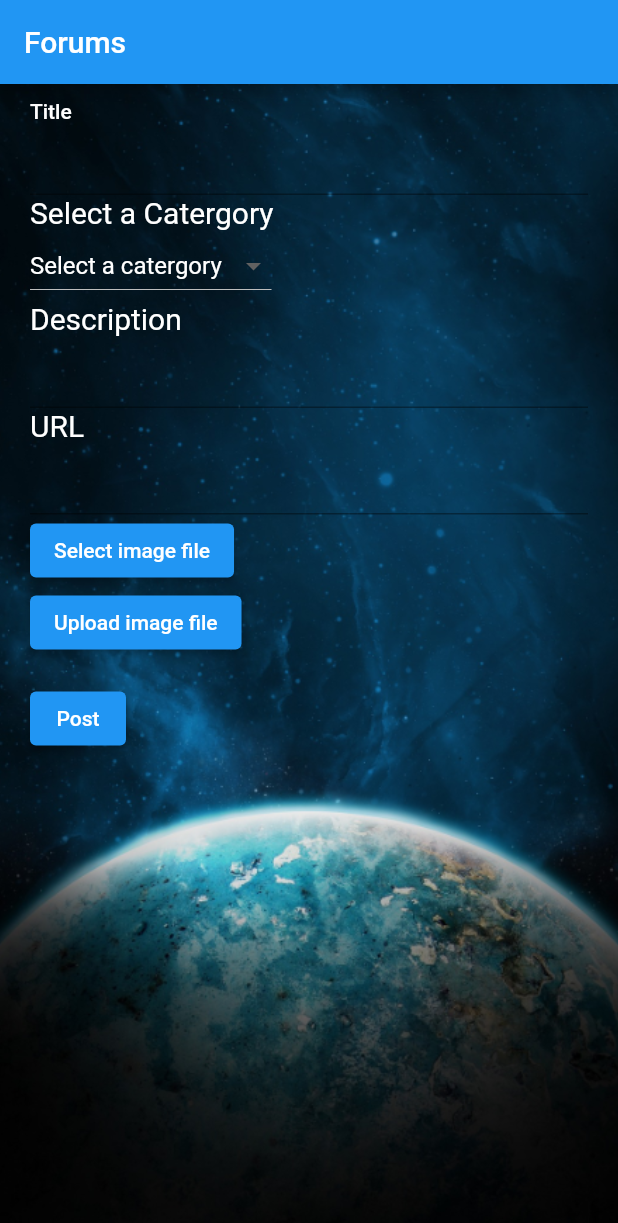
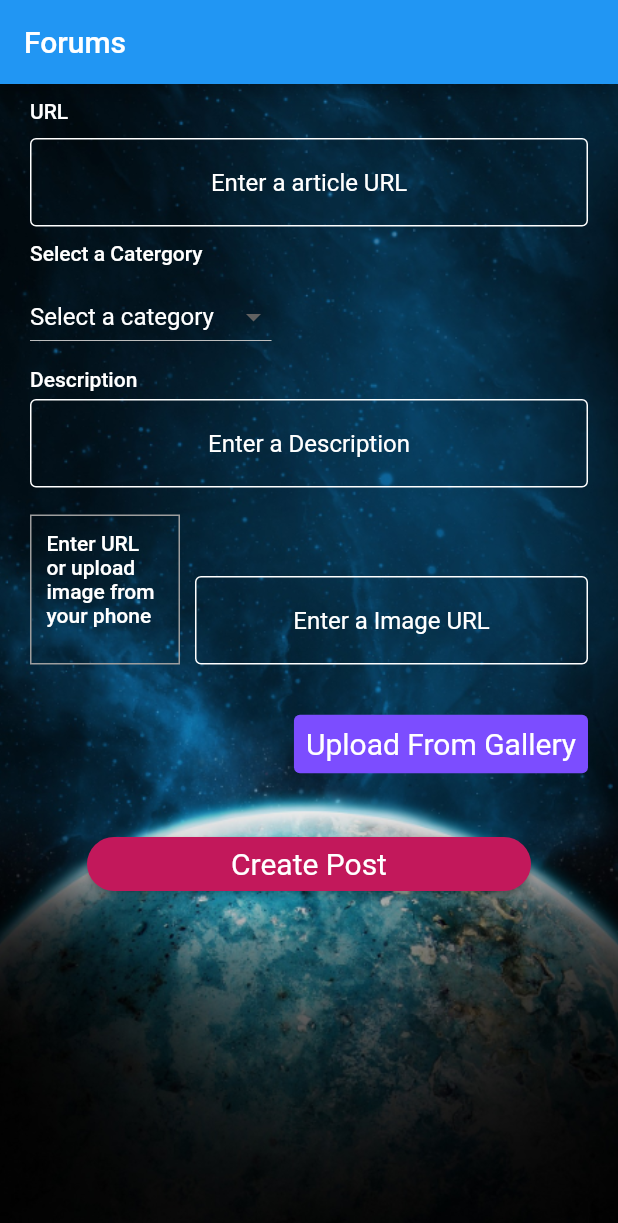
Before and after one commit to moehared/Climate-awareness-V2, a Flutter app: the ForumView screen opened directly, on a phone screen of 412 x 824 dp. Shown: the top 1223 px of the screen. Run offline on Flutter 3.47's test engine with Material 2 defaults, Android fonts, the phone set to English and light mode, and no system bars; our stand-ins replace cloud_firestore, file_picker, firebase_auth, firebase_core, firebase_storage, flutter_animation_progress_bar and 4 more; accounts and stored records are empty.

Commit message:
feat: post features

```diff
--- a/app/lib/common/styles/textfield-form.dart
+++ b/app/lib/common/styles/textfield-form.dart
@@ -24,6 +24,26 @@ const kTextFieldform = InputDecoration(
   ),
 );
 
+const userPostFormStyle = InputDecoration(
+  contentPadding: EdgeInsets.symmetric(vertical: 20, horizontal: 10),
+  labelStyle: TextStyle(color: Colors.white),
+  hintText: "value",
+  hintStyle: TextStyle(color: Colors.white),
+  errorStyle: TextStyle(
+    fontSize: 15,
+    fontWeight: FontWeight.bold,
+    backgroundColor: Color(0xFFd4e3d3),
+    fontStyle: FontStyle.italic,
+  ),
+  alignLabelWithHint: true,
+  enabledBorder: OutlineInputBorder(
+    borderSide: BorderSide(color: Colors.white, width: 1),
+  ),
+  focusedBorder: OutlineInputBorder(
+    borderSide: BorderSide(color: Colors.white, width: 1),
+  ),
+);
+
 const kTextTitleStyle = TextStyle(
   fontSize: 20,
   fontWeight: FontWeight.bold,
--- a/app/lib/domain/models/user_post_model.dart
+++ b/app/lib/domain/models/user_post_model.dart
@@ -1,96 +1,115 @@
 import 'dart:convert';
 
-
 class UserPostModel {
+  final String postId;
   final String userId;
-  final String title;
   final String description;
   final String url;
   final String imageUrl;
   final String imagePath;
   final String type;
-  final String user;
   final String category;
- // final String updatedDate;
-  String date;
-
+  final String date;
   UserPostModel({
-    this.user ="",
+    required this.postId,
     required this.userId,
-    required this.category,
-    required this.title,
     required this.description,
     required this.url,
     required this.imageUrl,
     required this.imagePath,
     required this.type,
-    this.date ="",
+    required this.category,
+    required this.date,
   });
 
+
   UserPostModel copyWith({
-   String ? userId,
-   String  ? title,
-   String ? description,
-   String ? url,
-   String ? imageUrl,
-   String ? imagePath,
-   String ? type,
-   String ? user,
-   String ?category
-  })
-  {
+    String? postId,
+    String? userId,
+    String? description,
+    String? url,
+    String? imageUrl,
+    String? imagePath,
+    String? type,
+    String? category,
+    String? date,
+  }) {
     return UserPostModel(
+      postId: postId ?? this.postId,
       userId: userId ?? this.userId,
-    category: category ?? this.category,
-    user: user ?? this.user,
-    title: title ?? this.title,
       description: description ?? this.description,
       url: url ?? this.url,
       imageUrl: imageUrl ?? this.imageUrl,
       imagePath: imagePath ?? this.imagePath,
-    type: type ?? this.type );
+      type: type ?? this.type,
+      category: category ?? this.category,
+      date: date ?? this.date,
+    );
   }
 
-//Take saved values in local variable and return a map
   Map<String, dynamic> toMap() {
     return {
+      'postId': postId,
       'userId': userId,
-      'username': user,
-      'category': category,
-      'title': title,
       'description': description,
       'url': url,
       'imageUrl': imageUrl,
       'imagePath': imagePath,
       'type': type,
-      'dateCreated': date,
+      'category': category,
+      'date': date,
     };
   }
 
-// named constuctor: retrieve values and save it to local variables
-  factory UserPostModel.fromMap(Map<String, dynamic> map){
+  factory UserPostModel.fromMap(Map<String, dynamic> map) {
     return UserPostModel(
-      userId: map["userId"],
-      user: map["username"],
-      category: map["category"],
-      title: map["title"],
-      description: map["description"],
-      url: map["url"],
-      imageUrl: map["imageUrl"],
-      imagePath: map["imagePath"],
-      type: map["type"],
-      date: map["dateCreated"],
+      postId: map['postId'] ?? '',
+      userId: map['userId'] ?? '',
+      description: map['description'] ?? '',
+      url: map['url'] ?? '',
+      imageUrl: map['imageUrl'] ?? '',
+      imagePath: map['imagePath'] ?? '',
+      type: map['type'] ?? '',
+      category: map['category'] ?? '',
+      date: map['date'] ?? '',
     );
   }
 
+  String toJson() => json.encode(toMap());
 
+  factory UserPostModel.fromJson(String source) => UserPostModel.fromMap(json.decode(source));
 
+  @override
+  String toString() {
+    return 'UserPostModel(postId: $postId, userId: $userId, description: $description, url: $url, imageUrl: $imageUrl, imagePath: $imagePath, type: $type, category: $category, date: $date)';
+  }
 
+  @override
+  bool operator ==(Object other) {
+    if (identical(this, other)) return true;
 
+    return other is UserPostModel &&
+      other.postId == postId &&
+      other.userId == userId &&
+      other.description == description &&
+      other.url == url &&
+      other.imageUrl == imageUrl &&
+      other.imagePath == imagePath &&
+      other.type == type &&
+      other.category == category &&
+      other.date == date;
+  }
 
-
-
-
-
-
+  @override
+  int get hashCode {
+    return postId.hashCode ^
+      userId.hashCode ^
+      description.hashCode ^
+      url.hashCode ^
+      imageUrl.hashCode ^
+      imagePath.hashCode ^
+      type.hashCode ^
+      category.hashCode ^
+      date.hashCode;
   }
+}
--- a/app/lib/domain/services/database_services/post_service.dart
+++ b/app/lib/domain/services/database_services/post_service.dart
@@ -1,5 +1,6 @@
 import 'package:app/domain/models/user_post_model.dart';
 import 'package:app/domain/services/repository/repo_interface.dart';
+import 'package:flutter/foundation.dart';
 
 class PostDatabaseService {
   final RepositoryInterface<UserPostModel> repository;
@@ -7,8 +8,8 @@ class PostDatabaseService {
 
 
   void createNewPost(UserPostModel userPostModel) async{
-
-
+    repository.create(userPostModel);
+    //print(userPostModel.toMap().toString());
   }
 
 }
--- a/app/lib/domain/viewmodel/forum-posts-viewmodel/forum_posts_viewmodel.dart
+++ b/app/lib/domain/viewmodel/forum-posts-viewmodel/forum_posts_viewmodel.dart
@@ -3,88 +3,91 @@ import 'package:app/domain/services/database_services/post_service.dart';
 import 'package:app/domain/services/locator.dart';
 import 'package:app/domain/viewmodel/base_viewmodel/baseview_model.dart';
 import 'package:app/domain/models/user_post_model.dart';
-import 'package:cloud_firestore/cloud_firestore.dart';
-import 'package:firebase_auth/firebase_auth.dart';
-import 'package:firebase_core/firebase_core.dart';
 import 'package:flutter/cupertino.dart';
 import 'package:file_picker/file_picker.dart';
+import 'package:flutter/services.dart';
 import 'dart:io';
-import 'package:http/http.dart' as http;
-import 'package:file_picker/file_picker.dart';
 import 'package:path/path.dart';
-import 'package:firebase_storage/firebase_storage.dart';
+import 'package:image_picker/image_picker.dart';
 import 'package:app/domain/services/database_services/account_service.dart';
 
-
-
-
-class ForumPostViewModel extends BaseViewModel{
+class ForumPostViewModel extends BaseViewModel {
   var _validUrlPath = false;
   var _validImagePath = false;
   var _uploadToFireBase = false;
+  final _imageUrlController = TextEditingController();
   var errorUrl = false;
   var mediaError = false;
+  var isUserUpload = false;
 
-  File ? file;
+  File? _image;
 
   final _userAuthService = locator<AuthService>();
   final _userPostService = locator<PostDatabaseService>();
 
+  final imagePicker = ImagePicker();
 
   final _formKey = GlobalKey<FormState>();
 
-  Future selectFile() async{
-    final result = await FilePicker.platform.pickFiles(allowMultiple: false );
-    if(result == null)return;
-    final path = result.files.single.path!;
-    file = File(path);
-    if(file == null)return "Add a image";
-  }
-
-  Future uploadFile() async{
-    if (file == null) return;
-
-    final fileName = basename(file!.path);
-    final destination = 'Path To firebase/$fileName';
-  }
-
-
   UserPostModel _userPostModel = UserPostModel(
+      postId: "",
       userId: "",
-    user: "",
       category: "",
-    title: "",
       description: "",
       url: "",
       imageUrl: "",
       imagePath: "",
-    type: ""
-  );
+      type: "",
+      date: "");
+
+  File? get image => _image;
+
+  TextEditingController get imageController => _imageUrlController;
 
   set setUserPostObj(UserPostModel copy) {
     _userPostModel = copy;
   }
 
-
-  UserPostModel get userPostsModel =>  _userPostModel;
-
-
-
+  UserPostModel get userPostsModel => _userPostModel;
 
   GlobalKey<FormState> get formkey => _formKey;
 
-  void submit(context) async {
-    if (!_formKey.currentState!.validate()) {
+  void submit() async {
+    final isValid = _formKey.currentState!.validate();
+    final date = DateTime.now().toString();
+    var dateParse = DateTime.parse(date);
+    var formattedDate = "${dateParse.day}-${dateParse.month}-${dateParse.year}-${dateParse.hour}-${dateParse.minute}-${dateParse.second}";
+
+//if not valid print and return else create the post
+    if (!isValid) {
+      print("Not valid formKEy");
       return;
     }
-    _formKey.currentState!.save();
- //   _userPostService.createNewPost(userPostModel)
+    //TODO: Clear forum once submitted, also give feedback either post failed or success
+    if(_image != null){
+    setUserPostObj = userPostsModel.copyWith(imagePath: _image?.path);
+    }
+    if(_imageUrlController.text.isNotEmpty){
+          setUserPostObj = userPostsModel.copyWith(imageUrl: imageController.text);
     }
 
+    _formKey.currentState?.save();
+    setUserPostObj = userPostsModel.copyWith(date: formattedDate);
+    setUserPostObj = userPostsModel.copyWith(userId: _userAuthService.currentUser.get()?.uid);
 
+    _userPostService.createNewPost(userPostsModel);
+  }
 
-
-
-
-
+  Future pickImage() async {
+    try {
+      final image = await ImagePicker().pickImage(source: ImageSource.gallery);
+      if (image == null) return;
+      _image = File(image.path);
+      isUserUpload = true;
+      setUserPostObj = userPostsModel.copyWith(imagePath: image.path);
+      notifyListeners();
+    } on PlatformException catch (e) {
+      print("failed to pick image: $e");
     }
+  }
+}
--- a/app/lib/main.dart
+++ b/app/lib/main.dart
@@ -18,7 +18,7 @@ class MyApp extends StatelessWidget {
   @override
   Widget build(BuildContext context) {
     return MaterialApp(
-      debugShowCheckedModeBanner: false,
+      debugShowCheckedModeBanner: true,
       theme: ThemeData(
         primaryColor: const Color(0xFF512da8),
         primaryColorDark: const Color(0xff140078),
--- a/app/lib/ui/views/forum-view/forum-posts.dart
+++ b/app/lib/ui/views/forum-view/forum-posts.dart
@@ -3,8 +3,7 @@ import 'package:app/ui/widgets/image-widgets/background_image.dart';
 import 'package:flutter/material.dart';
 import 'package:app/domain/viewmodel/buildView_modelTemplate.dart/buildView_modelTemplate.dart';
 import 'package:app/domain/viewmodel/forum-posts-viewmodel/forum_posts_viewmodel.dart';
-import 'package:app/ui/widgets/forum-post-widget/drop-down-widget.dart';
-import 'package:app/domain/models/user_post_model.dart';
+
 
 class ForumView extends StatelessWidget {
   static const routeName = '/ForumView';
@@ -19,6 +18,7 @@ class ForumView extends StatelessWidget {
           automaticallyImplyLeading: false,
           title: const Text('Forums'),
         ),
+
         body: BackgroundImage(
           backgroundImage: "images/space2.png",
           child: SafeArea(
--- a/app/lib/ui/widgets/forum-post-widget/create-post-widget.dart
+++ b/app/lib/ui/widgets/forum-post-widget/create-post-widget.dart
@@ -1,26 +1,26 @@
-import 'package:app/domain/services/repository/post_firebase_repository.dart';
-import 'package:app/domain/viewmodel/buildView_modelTemplate.dart/buildView_modelTemplate.dart';
+import 'dart:io';
+import 'package:app/common/styles/textfield-form.dart';
+import 'package:app/ui/widgets/button-widget/login-sign-button.dart';
 import 'package:flutter/material.dart';
 import 'package:app/ui/widgets/forum-post-widget/drop-down-widget.dart';
 import 'package:app/domain/viewmodel/forum-posts-viewmodel/forum_posts_viewmodel.dart';
-import 'package:path/path.dart';
-import 'package:async/async.dart';
-import 'dart:io';
-import 'package:http/http.dart' as http;
 import 'package:app/common/utils/input_validator.dart';
+import 'package:app/ui/widgets/reusable-widget/build_button.dart';
+import 'package:flutter/services.dart';
 
 
 class CreateForumPost extends StatelessWidget {
-  CreateForumPost({
+  const CreateForumPost({
     required this.model,
     Key? key,
   }) : super(key: key);
 
- final  ForumPostViewModel model;
+  final ForumPostViewModel model;
+
 
   @override
   Widget build(BuildContext context) {
- return Padding(
+    return Padding(
       padding: const EdgeInsets.symmetric(vertical: 10, horizontal: 20),
       child: Form(
         key: model.formkey,
@@ -28,35 +28,60 @@ class CreateForumPost extends StatelessWidget {
           mainAxisAlignment: MainAxisAlignment.start,
           crossAxisAlignment: CrossAxisAlignment.start,
           children: [
-            Text("Title",
-                  style:Theme.of(context).textTheme.bodyText1,),
+            Text(
+              "URL",
+              style: Theme.of(context).textTheme.bodyText1,
+            ),
+            const SizedBox(
+              height: 10,
+            ),
             TextFormField(
-              textInputAction: TextInputAction.next,
-              keyboardType: TextInputType.text,
+              style: TextStyle(color: Colors.white),
               textAlign: TextAlign.center,
+              decoration: userPostFormStyle.copyWith(hintText: "Enter a article URL"),
+              maxLines: null,
               onFieldSubmitted: (_) {},
-              validator: (titleName) {
-                if (titleName!.isEmpty) {
-                  return "Add a Title";
-                }
-                return null;
-              },
-              onSaved: (titleName) {
-                model.setUserPostObj = model.userPostsModel.
-                copyWith(title: titleName);
+              //validator: (url) {
+              //   if (url!.isEmpty) {
+               //    return "Add a article url";
+               //  } else if (!url.isValidUrl()) {
+               //  return "Enter a Valid URL in the form of https://wwww.Example.com";
+               // }
+             // },
+              onSaved: (postUrl) {
+                model.setUserPostObj =
+                    model.userPostsModel.copyWith(url: postUrl);
               },
             ),
-
-            Text("Select a Catergory",
-            style: TextStyle(fontSize: 20, color: Colors.white)
+            const SizedBox(
+              height: 10,
             ),
-            DropDownMenuWidget(),
-
-            Text("Description",
-
-                  style: TextStyle(fontSize: 20, color: Colors.white,)
-                  ),
+            Text(
+              "Select a Catergory",
+              style: Theme.of(context).textTheme.bodyText1,
+            ),
+            const SizedBox(
+              height: 10,
+            ),
+            DropDownMenuWidget(onChanged: (dropDownValue) {
+              debugPrint("Drop down value" + dropDownValue);
+              model.setUserPostObj =
+                  model.userPostsModel.copyWith(category: dropDownValue);
+            }),
+            const SizedBox(
+              height: 10,
+            ),
+            Text(
+              "Description",
+              style: Theme.of(context).textTheme.bodyText1,
+            ),
+            const SizedBox(
+              height: 5,
+            ),
             TextFormField(
+              style: TextStyle(color: Colors.white),
+              decoration:
+                  userPostFormStyle.copyWith(hintText: "Enter a Description"),
               maxLines: null,
               textInputAction: TextInputAction.next,
               keyboardType: TextInputType.text,
@@ -68,53 +93,104 @@ class CreateForumPost extends StatelessWidget {
                 }
                 return null;
               },
-              onSaved: (description){
-                model.setUserPostObj = model.userPostsModel.
-                copyWith(description: description);
+              onSaved: (description) {
+                model.setUserPostObj = model.userPostsModel
+                    .copyWith(description: description);
               },
             ),
-            Text("URL",
-                  style: TextStyle(fontSize: 20, color: Colors.white,),),
-            TextFormField(
-              maxLines: null,
-              onFieldSubmitted: (_){},
-              validator: (url){
-                if(url!.isEmpty){
-                  return "Add a article url";
-                }
-                else if(!url.isValidUrl())
-                {
-                  return "Enter a Valid URL in the form of https://wwww.Example.com";
-                }
-              },
-              onSaved:(postUrl){
-                model.setUserPostObj = model.userPostsModel.
-                copyWith(url: postUrl);
-              },
+            const SizedBox(
+              height: 10,
             ),
-            ElevatedButton(onPressed: model.selectFile,
+            Row(
+              mainAxisSize: MainAxisSize.min,
+              crossAxisAlignment: CrossAxisAlignment.end,
+              children: [
+                // _image != null && _imageUrlController.text.isEmpty
+               if (model.isUserUpload)
 
-            child: const Text("Select image file")
+                      Container(
+                        width: 100.0,
+                        height: 100.0,
+                        margin: EdgeInsets.only(right: 10),
+                        decoration: BoxDecoration(
+                          image: DecorationImage(
+                              fit: BoxFit.cover,
+                              image: FileImage(model.image as File)
+
+                           ),
+                        ),
+                      ),
+
+                    // _image == null && _imageUrlController.text.isNotEmpty
+                    if (model.isUserUpload == false)
+                      Container(
+                        width: 100,
+                        height: 100,
+                        margin: EdgeInsets.only(top: 8, right: 10),
+                        decoration: BoxDecoration(
+                          border: Border.all(width: 1, color: Colors.grey),
+                        ),
+                        child: model.imageController.text.isEmpty
+                            ? Padding(
+                                padding: const EdgeInsets.all( 10.0),
+                                child: Text(
+                                    'Enter URL or upload image from your phone',style: Theme.of(context).textTheme.bodyText1,),
+                              )
+                            : Image.network(
+                                model.imageController.text,
+                                fit: BoxFit.cover,
+                              ),
+                      ),
+
+                Expanded(
+                  child: TextFormField(
+                    controller: model.imageController,
+                    style: TextStyle(color: Colors.white),
+                    decoration: userPostFormStyle.copyWith(
+                    hintText: "Enter a Image URL"),
+                    maxLines: null,
+                    textInputAction: TextInputAction.next,
+                    keyboardType: TextInputType.text,
+                    textAlign: TextAlign.center,
+                    onFieldSubmitted: (_) {},
+                      //  validator: (url) {
+                      //   if (url!.isEmpty) {
+                      //     return "Add a article url";
+                      //   } else if (!url.isValidUrl()) {
+                      //   return "Enter a Valid URL in the form of https://wwww.Example.com";
+                      //   }
+                      // },
+                    onSaved: (imageURL) {
+                      model.setUserPostObj = model.userPostsModel
+                          .copyWith(imageUrl: imageURL);
+                    },
+                  ),
+                ),
+              ],
+            ),
+            const SizedBox(
+              height: 5,
             ),
 
-            ElevatedButton(onPressed:(){},
-            child: const Text("Upload image file")
+            const SizedBox(height: 24),
+            Align(
+              alignment: Alignment.centerRight,
+              child: BuildButton(
+                  title: "Upload From Gallery",
+                  icon: Icons.image_outlined,
+                  onClicked: () => model.pickImage()),
+            ),
+            const SizedBox(height: 24),
+
+            Padding(
+              padding: const EdgeInsets.all(8.0),
+              child: LoginOrSignUpButton(title: 'Create Post', onPress: model.submit,/* isBusy: widget.model.viewState == ViewState.BUSY,*/)
             ),
 
-            Padding(
-              padding: const EdgeInsets.symmetric(vertical: 16.0),
-              child: ElevatedButton(onPressed:(){
-                model.submit(context);
-                ScaffoldMessenger.of(context).showSnackBar(const SnackBar(content: Text("Posting")));
-              }, child: const Text("Post")),
-              )
+
           ],
-      ),
+        ),
       ),
     );
   }
-
-
-
-
 }
--- a/app/lib/ui/widgets/forum-post-widget/drop-down-widget.dart
+++ b/app/lib/ui/widgets/forum-post-widget/drop-down-widget.dart
@@ -1,14 +1,17 @@
 import 'package:flutter/material.dart';
 
+typedef OnChangeCallback = void Function(dynamic value);
+class DropDownMenuWidget extends StatefulWidget {
 
-class DropDownMenuWidget extends StatefulWidget {
+  final OnChangeCallback onChanged;
+
+  DropDownMenuWidget({ required this.onChanged});
+
   @override
   _DropDownState createState() => _DropDownState();
 
 
 }
-
-
 
 class _DropDownState extends State<DropDownMenuWidget> {
   String? dropdownValue;
@@ -16,7 +19,8 @@ class _DropDownState extends State<DropDownMenuWidget> {
   Widget build(BuildContext context) {
   return DropdownButton<String>(
       value: dropdownValue,
-      hint: Text('Select a catergory',
+      dropdownColor: Theme.of(context).colorScheme.secondary,
+      hint: Text('Select a category',
       style: TextStyle(color: Colors.white),
       ),
       icon: const Icon(Icons.arrow_drop_down),
@@ -24,18 +28,17 @@ class _DropDownState extends State<DropDownMenuWidget> {
         setState(() {
           dropdownValue = newValue!;
         });
+          widget.onChanged(dropdownValue);
       },
       items: <String>['Environment', 'Climate Awareness', 'Other', 'More']
           .map<DropdownMenuItem<String>>((String value) {
         return DropdownMenuItem<String>(
           value: value,
-          child: Text(value,style: TextStyle(color: Colors.black)),
+          child: Text(value,style: TextStyle(color: Colors.white)),
         );
       }).toList(),
     );
 
   }
 
-
-
 }
--- /dev/null
+++ b/app/lib/ui/widgets/reusable-widget/build_button.dart
@@ -0,0 +1,35 @@
+import 'package:flutter/material.dart';
+class BuildButton extends StatelessWidget{
+    final String title;
+    final IconData icon;
+    final VoidCallback onClicked;
+
+    BuildButton({
+    required this.title,
+    required this.icon,
+    required this.onClicked,
+    });
+
+
+  @override
+  Widget build(BuildContext context) {
+    return TextButton(
+      style: ElevatedButton.styleFrom(
+        primary: Colors.deepPurpleAccent,
+        onPrimary: Colors.white,
+        textStyle: TextStyle(fontSize: 20),
+      ),
+      child: Text(title),
+      // child: Row(
+      //   children: [
+      //     Icon(icon, size: 28),
+      //     const SizedBox(
+      //       width: 16,
+      //     ),
+      //     Text(title)
+      //   ],
+      // ),
+      onPressed: onClicked,
+    );
+  }
+}
--- a/app/lib/ui/widgets/reusable-widget/reusable_post_card_widget.dart
+++ b/app/lib/ui/widgets/reusable-widget/reusable_post_card_widget.dart
@@ -71,6 +71,7 @@ class ReusablePostCard extends StatelessWidget {
                 ),
                 child: post.imageUrl.isNotEmpty
                     ? Image.network(
+                        //post.imageUrl,
                         post.imageUrl,
                         width: double.infinity,
                         height: media.height * 0.4,
@@ -115,7 +116,7 @@ class ReusablePostCard extends StatelessWidget {
                   height: 40,
                   decoration: BoxDecoration(
                     shape: BoxShape.rectangle,
-                    color: Theme.of(context).accentColor,
+                    color: Theme.of(context).colorScheme.secondary,
                     borderRadius: BorderRadius.circular(32.0),
                   ),
                   padding:
--- a/app/pubspec.yaml
+++ b/app/pubspec.yaml
@@ -45,6 +45,8 @@ dependencies:
   file_picker: ^4.2.1
   firebase_storage: ^10.1.0
   flutter_animation_progress_bar: ^2.0.1
+  image_picker: ^0.8.4+4
+  image_picker_for_web: ^2.1.4
 
 dev_dependencies:
   build_runner: ^2.1.4
```
Also changed, not shown: app/lib/domain/services/repository/post_firebase_repository.dart (+26 -6 lines), app/lib/ui/widgets/user-post-stream-widget/user_post_stream_widget.dart (+6 -4 lines), app/pubspec.lock, 1 other file. Lines whose indentation alone changed are shown as unchanged.
